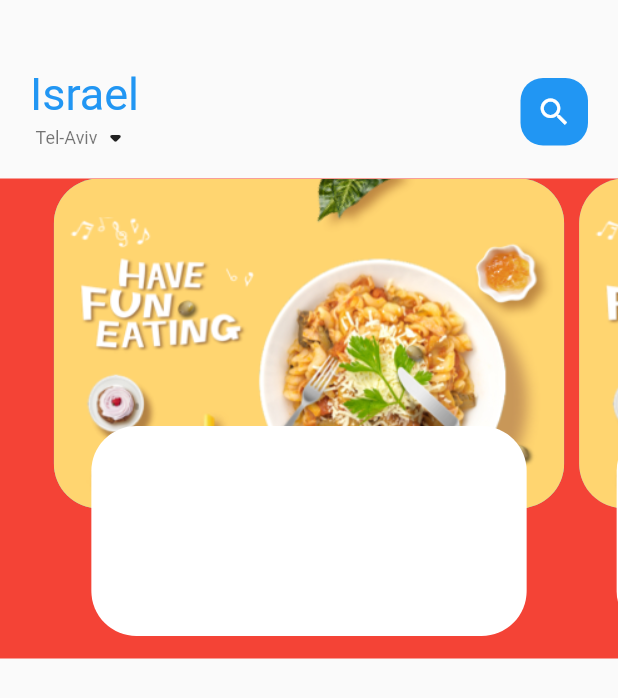
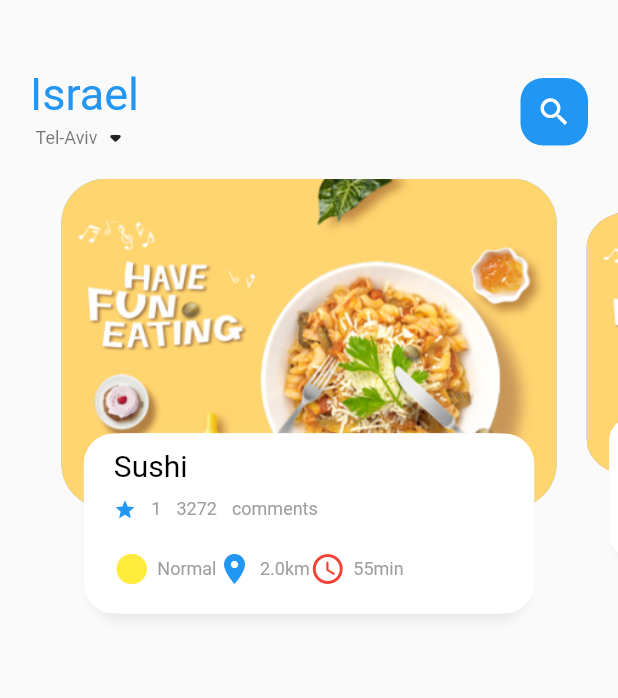
Before and after one commit to YoniIfrah/Food-Delivery, a Flutter app: the screen it shows after launch, on a phone screen of 412 x 824 dp. Shown: the top 698 px of the screen. Run offline on Flutter 3.47's test engine with Material 2 defaults, Android fonts, the phone set to English and light mode, and no system bars; missing offline and left inert: dart:ffi.

```diff
--- a/lib/home/food_page_body.dart
+++ b/lib/home/food_page_body.dart
@@ -1,3 +1,11 @@
+// ignore_for_file: prefer_const_constructors, prefer_const_literals_to_create_immutables
+
+import 'dart:ffi';
+import 'dart:math';
+
+import 'package:app/widgets/big_text.dart';
+import 'package:app/widgets/icon_and_text.dart';
+import 'package:app/widgets/small_text.dart';
 import 'package:flutter/material.dart';
 import 'package:flutter/src/widgets/container.dart';
 import 'package:flutter/src/widgets/framework.dart';
@@ -11,10 +19,30 @@ class FoodPageBody extends StatefulWidget {
 
 class _FoodPageBodyState extends State<FoodPageBody> {
   PageController pageController = PageController(viewportFraction: 0.85);
+  var _currPageValue = 0.0;
+  double _scaleFactor = 0.8;
+  double _height = 220;
+
+  @override
+  void initState() {
+    super.initState();
+    pageController.addListener(() {
+      setState(() {
+        _currPageValue = pageController.page!;
+        //print("current value: " + _currPageValue.toString());
+      });
+    });
+  }
+
+  @override
+  void dispose() {
+    pageController.dispose();
+  }
+
   @override
   Widget build(BuildContext context) {
     return Container(
-      color: Colors.red, // for debugging purposes
+      //color: Colors.red, // for debugging purposes
       height: 320,
       child: PageView.builder(
           controller: pageController,
@@ -26,10 +54,44 @@ class _FoodPageBodyState extends State<FoodPageBody> {
   }
 
   Widget _buildPageItem(int index) {
-    return Stack(children: [
+    int rate =
+        Random().nextInt(5) + 1; // generate random number between 1 and 5
+
+    Matrix4 matrix = new Matrix4.identity();
+    if (index == _currPageValue.floor()) {
+      // refer to the currect slide - center
+      var currScale = 1 - (_currPageValue - index) * (1 - _scaleFactor);
+      var currTrans = _height * (1 - currScale) / 2;
+      matrix = Matrix4.diagonal3Values(1, currScale, 1)
+        ..setTranslationRaw(0, currTrans, 0);
+    } else if (index == _currPageValue.floor() + 1) {
+      // refer to the next slide - right side
+      var currScale =
+          _scaleFactor + (_currPageValue - index + 1) * (1 - _scaleFactor);
+      var currTrans = _height * (1 - currScale) / 2;
+      matrix = Matrix4.diagonal3Values(1, currScale, 1);
+      matrix = Matrix4.diagonal3Values(1, currScale, 1)
+        ..setTranslationRaw(0, currTrans, 0);
+    } else if (index == _currPageValue.floor() - 1) {
+      // refer to the next slide - left side
+      var currScale = 1 - (_currPageValue - index) * (1 - _scaleFactor);
+      var currTrans = _height * (1 - currScale) / 2;
+      matrix = Matrix4.diagonal3Values(1, currScale, 1);
+      matrix = Matrix4.diagonal3Values(1, currScale, 1)
+        ..setTranslationRaw(0, currTrans, 0);
+    } else {
+      var currScale = 0.8;
+      matrix = Matrix4.diagonal3Values(1, currScale, 1)
+        ..setTranslationRaw(0, _height * (1 - _scaleFactor) / 2, 1);
+    }
+
+    return Transform(
+      transform: matrix,
+      child: Stack(children: [
         Container(
-        height: 220, //wil take the parent container if this line is in comment
-        margin: EdgeInsets.only(left: 5, right: 5),
+          height:
+              220, //wil take the parent container if this line is in comment
+          margin: EdgeInsets.only(left: 10, right: 10),
           decoration: BoxDecoration(
               borderRadius: BorderRadius.circular(30),
               color: index.isEven ? Color(0xFF69c5df) : Color(0xFF9294cc),
@@ -42,14 +104,86 @@ class _FoodPageBodyState extends State<FoodPageBody> {
           alignment: Alignment.bottomCenter,
           child: Container(
             height:
-              140, //wil take the parent container if this line is in comment
-          margin: EdgeInsets.only(left: 30, right: 30, bottom: 15),
+                120, //wil take the parent container if this line is in comment
+            margin: EdgeInsets.only(left: 30, right: 30, bottom: 30),
             decoration: BoxDecoration(
-            borderRadius: BorderRadius.circular(30),
+                borderRadius: BorderRadius.circular(20),
                 color: Colors.white,
+                boxShadow: [
+                  BoxShadow(
+                    color: Color(0xFFe8e8e8),
+                    blurRadius: 5.0,
+                    offset: Offset(0, 5),
+                  ),
+                  BoxShadow(color: Colors.white, offset: Offset(-5, 0)),
+                  BoxShadow(color: Colors.white, offset: Offset(5, 0))
+                ]),
+            child: Container(
+              padding: EdgeInsets.only(top: 10, left: 15, right: 15),
+              child: Column(
+                  crossAxisAlignment: CrossAxisAlignment.start,
+                  children: [
+                    BigText(text: "Sushi"),
+                    SizedBox(height: 10),
+                    Row(
+                      children: [
+                        Wrap(
+                            children: List.generate(
+                                rate,
+                                (index) => Icon(Icons.star,
+                                    color: Colors.blue,
+                                    size: 15))), // draw the starts
+                        SizedBox(
+                          width: 10,
+                        ),
+                        SmallText(text: rate.toString()),
+                        SizedBox(
+                          width: 10,
+                        ),
+                        SmallText(
+                            text: generateRandInt(5001, str: "comments")
+                                .toString()),
+                        SizedBox(
+                          width: 10,
+                        ),
+                        SmallText(text: "comments")
+                      ],
+                    ),
+                    SizedBox(height: 20),
+                    Row(children: [
+                      IconAndTextWidget(
+                        icon: Icons.circle_sharp,
+                        text: "Normal",
+                        iconColor: Colors.yellow,
+                      ),
+                      IconAndTextWidget(
+                        icon: Icons.location_on,
+                        text: generateRandDouble(10).toStringAsFixed(1) + "km",
+                        iconColor: Colors.blue,
+                      ),
+                      IconAndTextWidget(
+                        icon: Icons.access_time_rounded,
+                        text: generateRandInt(60, min: 15).toString() + "min",
+                        iconColor: Colors.red,
+                      ),
+                    ]),
+                  ]),
             ),
           ),
         )
-    ]);
+      ]),
+    );
   }
 }
+
+int generateRandInt(int max, {int min = 1, String str = ""}) {
+  int num = Random().nextInt(max) + min;
+  if (str == "comments") {
+    return num;
+  }
+  return num < 60 ? num : 60;
+}
+
+double generateRandDouble(int max) {
+  return Random().nextDouble() * (max - 1) + 1;
+}
--- /dev/null
+++ b/lib/widgets/icon_and_text.dart
@@ -0,0 +1,35 @@
+// ignore_for_file: prefer_const_constructors
+
+import 'package:app/widgets/small_text.dart';
+import 'package:flutter/src/widgets/container.dart';
+import 'package:flutter/src/widgets/framework.dart';
+import 'package:flutter/cupertino.dart';
+
+class IconAndTextWidget extends StatelessWidget {
+  final IconData icon;
+  final String text;
+  final Color iconColor;
+  const IconAndTextWidget(
+      {super.key,
+      required this.icon,
+      required this.text,
+      required this.iconColor});
+
+  @override
+  Widget build(BuildContext context) {
+    return Row(
+      children: [
+        Icon(
+          icon,
+          color: iconColor,
+        ),
+        SizedBox(
+          width: 5,
+        ),
+        SmallText(
+          text: text,
+        ),
+      ],
+    );
+  }
+}
```
Lines whose indentation alone changed are shown as unchanged.
